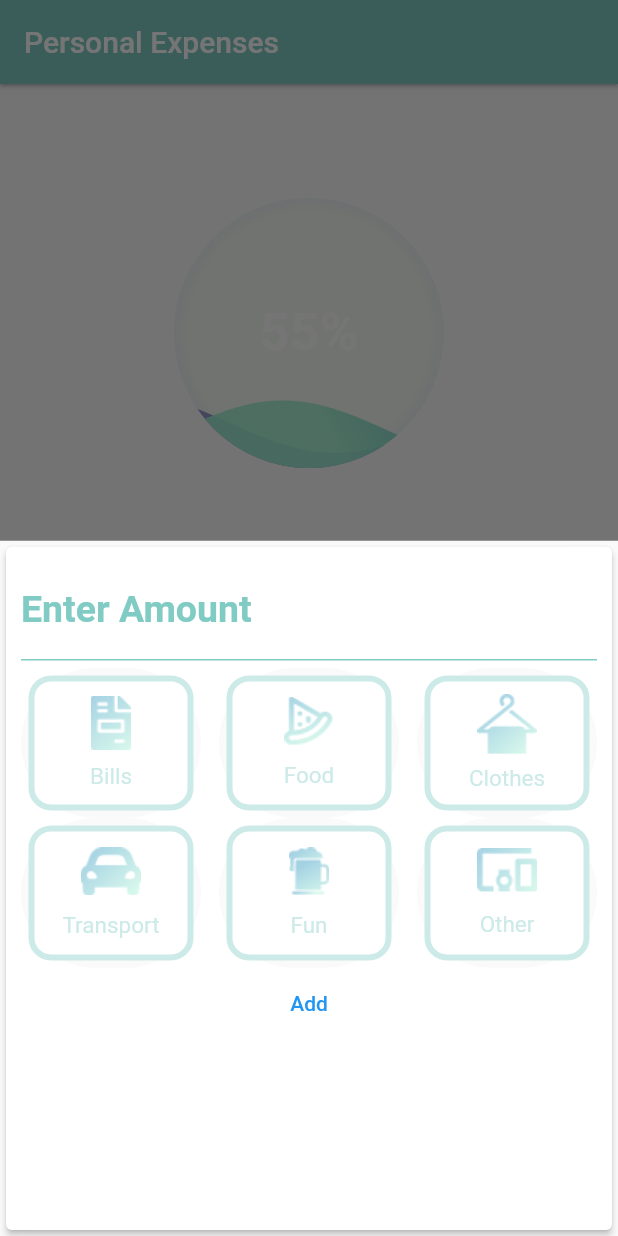
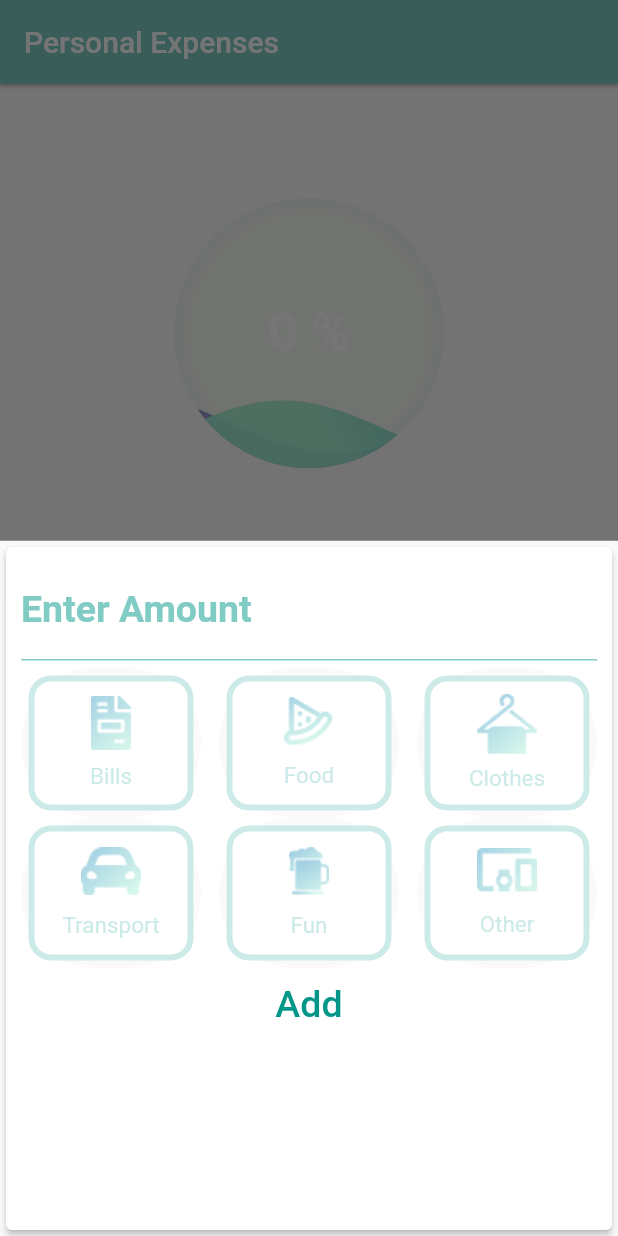
Before and after one commit to pocotheo/personalexpenses-but-different, a Flutter app: the screen it shows after launch, after a tap on the "add" icon, on a phone screen of 412 x 824 dp. Run offline on Flutter 3.47's test engine with Material 2 defaults, Android fonts, the phone set to English and light mode, and no system bars.

Commit message:
updated "bowl of liquid" animation percentage

```diff
--- a/lib/main.dart
+++ b/lib/main.dart
@@ -26,8 +26,13 @@ class _MyHomePageState extends State<MyHomePage> {
   final List<Transaction> _userTransactions = [];
   num sum = 0;
   num budget = 300;
+  num percentageOfAnimation = 0;
+  num percentage = 0;
+
   void _addNewTransaction(category, amount) {
     sum += amount;
+    percentageOfAnimation = (sum / budget) * 100;
+    percentage = ((sum / budget) * 100).toInt();
     final newTransaction = Transaction(
         id: DateTime.now().toString(),
         title: category,
@@ -37,7 +42,6 @@ class _MyHomePageState extends State<MyHomePage> {
     setState(() {
       _userTransactions.add(newTransaction);
     });
-    print(sum);
   }
 
   void _startAddNewTransaction(BuildContext ctx) {
@@ -67,7 +71,10 @@ class _MyHomePageState extends State<MyHomePage> {
           mainAxisAlignment: MainAxisAlignment.start,
           crossAxisAlignment: CrossAxisAlignment.stretch,
           children: [
-            Animation1(x: sum / budget),
+            Animation1(
+              x: percentageOfAnimation,
+              percentage: percentage,
+            ),
             /* Container(
               child: Text(
                 'Transactions',
--- a/lib/widgets/animation.dart
+++ b/lib/widgets/animation.dart
@@ -6,7 +6,8 @@ import '../models/wave_painter.dart';
 
 class Animation1 extends StatefulWidget {
   final num x;
-  Animation1({required this.x});
+  final num percentage;
+  Animation1({required this.x, required this.percentage});
   @override
   State<Animation1> createState() => _Animation1State();
 }
@@ -87,7 +88,7 @@ class _Animation1State extends State<Animation1> with TickerProviderStateMixin {
                 ),
               ),
               Positioned(
-                child: Text('55%',
+                child: Text('${widget.percentage} %',
                     style: TextStyle(
                         color: Colors.white,
                         fontWeight: FontWeight.bold,
--- a/lib/widgets/new_transaction.dart
+++ b/lib/widgets/new_transaction.dart
@@ -105,7 +105,12 @@ class _NewTransactionState extends State<NewTransaction> {
                   )
                 ],
               ),
-              TextButton(child: Text('Add'), onPressed: submitData)
+              TextButton(
+                  child: Text(
+                    'Add',
+                    style: TextStyle(color: Colors.teal, fontSize: 25),
+                  ),
+                  onPressed: submitData)
             ],
           ),
         ));
--- a/lib/widgets/transaction_list.dart
+++ b/lib/widgets/transaction_list.dart
@@ -7,8 +7,9 @@ class TransactionList extends StatelessWidget {
   TransactionList({required this.transactions});
   @override
   Widget build(BuildContext context) {
+    final size = MediaQuery.of(context).size;
     return Container(
-        height: 300,
+        height: size.height / 2,
         child: ListView.builder(
           itemCount: transactions.length,
           itemBuilder: (context, index) => Row(
```
